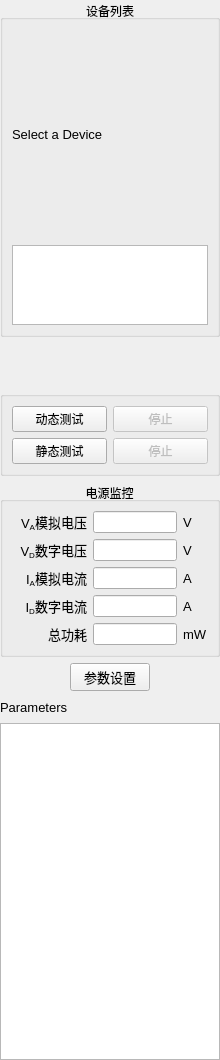
Before: the Qt Designer form soft/zebra-scope/ControlPanel.ui in Quenii/ADCEVM, drawn with Qt 5.
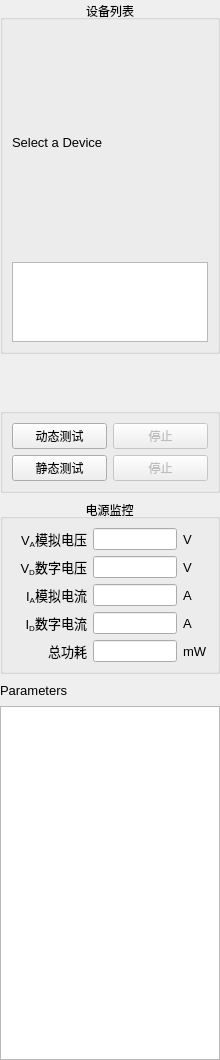
After: the same form once the commit is applied. Custom widgets are drawn as their Qt base class.

What changed in the file:
```diff
--- a/soft/zebra-scope/ControlPanel.ui
+++ b/soft/zebra-scope/ControlPanel.ui
@@ -423,49 +423,6 @@
      </layout>
     </widget>
    </item>
-   <item>
-    <layout class="QHBoxLayout" name="horizontalLayout_3">
-     <item>
-      <spacer name="horizontalSpacer_3">
-       <property name="orientation">
-        <enum>Qt::Horizontal</enum>
-       </property>
-       <property name="sizeHint" stdset="0">
-        <size>
-         <width>40</width>
-         <height>20</height>
-        </size>
-       </property>
-      </spacer>
-     </item>
-     <item>
-      <widget class="QPushButton" name="pushButtonAccessToRegs">
-       <property name="font">
-        <font>
-         <family>Arial</family>
-         <pointsize>10</pointsize>
-        </font>
-       </property>
-       <property name="text">
-        <string>参数设置</string>
-       </property>
-      </widget>
-     </item>
-     <item>
-      <spacer name="horizontalSpacer_4">
-       <property name="orientation">
-        <enum>Qt::Horizontal</enum>
-       </property>
-       <property name="sizeHint" stdset="0">
-        <size>
-         <width>40</width>
-         <height>20</height>
-        </size>
-       </property>
-      </spacer>
-     </item>
-    </layout>
-   </item>
    <item>
     <layout class="QHBoxLayout" name="horizontalLayout_5">
      <item>
```
